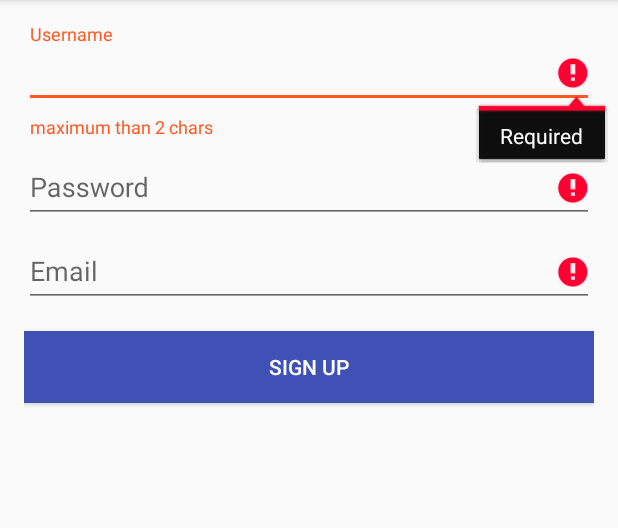
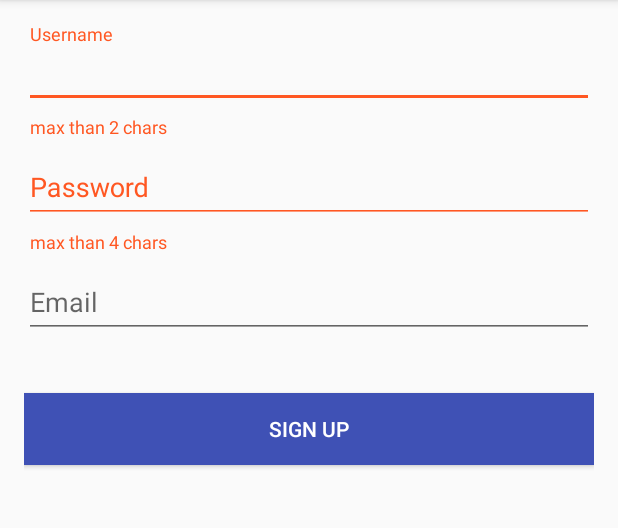
Before and after one commit to WeRockStar/Android-Floating-Label-Edit-Text, an Android app: the screen it shows after launch (MainActivity), on a phone screen of 412 x 824 dp, the part 84-612 px from its top. Run offline under Robolectric (Android 15) with nearby library versions, the phone set to English and light mode, and no system bars.

Commit message:
Add Regular Expression

```diff
--- a/app/src/main/java/com/example/kotchaphan/floatinglabeledittext/MainActivity.java
+++ b/app/src/main/java/com/example/kotchaphan/floatinglabeledittext/MainActivity.java
@@ -1,38 +1,122 @@
 package com.example.kotchaphan.floatinglabeledittext;
 
 import android.os.Bundle;
-import android.support.design.widget.FloatingActionButton;
+import android.support.design.widget.CoordinatorLayout;
 import android.support.design.widget.Snackbar;
 import android.support.design.widget.TextInputLayout;
 import android.support.v7.app.AppCompatActivity;
 import android.support.v7.widget.Toolbar;
-import android.view.View;
+import android.text.Editable;
+import android.text.TextWatcher;
+import android.util.Log;
 import android.view.Menu;
 import android.view.MenuItem;
+import android.view.View;
+import android.widget.Button;
 import android.widget.EditText;
 
+import java.util.regex.Matcher;
+import java.util.regex.Pattern;
+
 public class MainActivity extends AppCompatActivity {
+
+    private Toolbar toolbar;
+    private EditText editUsername;
+    private TextInputLayout inputUserLayout;
+    private EditText editPassword;
+    private TextInputLayout inputPasswordLayout;
+    private EditText editEmail;
+    private TextInputLayout inputEmailLayout;
+    private CoordinatorLayout rootLayout;
 
     @Override
     protected void onCreate(Bundle savedInstanceState) {
         super.onCreate(savedInstanceState);
         setContentView(R.layout.activity_main);
-        Toolbar toolbar = (Toolbar) findViewById(R.id.toolbar);
+
+        initialView();
         setSupportActionBar(toolbar);
 
-        TextInputLayout inputUserLayout = (TextInputLayout) findViewById(R.id.inputUsernameLayout);
+
         inputUserLayout.setErrorEnabled(true);
-        inputUserLayout.setError("maximum than 2 chars");
+        inputUserLayout.setError("max than 2 chars");
 
-        EditText editUsername = (EditText) findViewById(R.id.edtUsername);
-        editUsername.setError("Required");
+        inputPasswordLayout.setErrorEnabled(true);
+        inputPasswordLayout.setError("max than 4 chars");
 
-        EditText editPassword = (EditText) findViewById(R.id.edtPassword);
-        editPassword.setError("Required");
+        inputEmailLayout.setErrorEnabled(true);
 
-        EditText editEmail = (EditText) findViewById(R.id.edtEmail);
-        editEmail.setError("Required");
+        editUsername.addTextChangedListener(new TextCheck(editUsername));
+        editPassword.addTextChangedListener(new TextCheck(editPassword));
+        editEmail.addTextChangedListener(new TextCheck(editEmail));
 
+    }
+
+    public void initialView() {
+        toolbar = (Toolbar) findViewById(R.id.toolbar);
+        inputUserLayout = (TextInputLayout) findViewById(R.id.inputUsernameLayout);
+        editUsername = (EditText) findViewById(R.id.edtUsername);
+        editPassword = (EditText) findViewById(R.id.edtPassword);
+        editEmail = (EditText) findViewById(R.id.edtEmail);
+        rootLayout = (CoordinatorLayout) findViewById(R.id.rootLayout);
+        inputPasswordLayout = (TextInputLayout) findViewById(R.id.inputPasswordLayout);
+        inputEmailLayout = (TextInputLayout) findViewById(R.id.inputEmailLayout);
+    }
+
+    public String validInput() {
+        String isValid = "";
+        String pattern = "^[A-Za-z0-9._%+-]+@[A-Za-z0-9.-]+\\\\.[A-Za-z]{2,6}$";
+        //pattern obj
+        Pattern regexPattern = Pattern.compile(pattern);
+        Matcher matcher = regexPattern.matcher(editEmail.getText().toString());
+
+        Log.i("Matcher", matcher.matches() + "");
+
+        if (editUsername.getText().toString().trim().equals("") || editUsername.getText().toString().trim().length() <= 2)
+            isValid += "user";
+        if (editPassword.getText().toString().trim().equals("") || editPassword.getText().toString().trim().length() <= 2)
+            isValid += " password";
+        if (editEmail.getText().toString().trim().equals("") || editEmail.getText().toString().trim().length() <= 2 || !matcher.matches())
+            isValid += " email";
+        return isValid;
+    }
+
+    class TextCheck implements TextWatcher {
+        private View view;
+
+        public TextCheck(View vView) {
+            this.view = vView;
+        }
+
+        @Override
+        public void beforeTextChanged(CharSequence s, int start, int count, int after) {
+
+        }
+
+        @Override
+        public void onTextChanged(CharSequence s, int start, int before, int count) {
+
+        }
+
+        @Override
+        public void afterTextChanged(Editable s) {
+            String str = validInput();
+            int id = view.getId();
+            switch (id) {
+                case R.id.edtUsername:
+                    if (str.contains("user"))
+                        editUsername.setError("Required");
+                    break;
+                case R.id.edtPassword:
+                    if (str.contains("password"))
+                        editPassword.setError("Required");
+                    break;
+                case R.id.edtEmail:
+                    if (str.contains("email"))
+                        editEmail.setError("Required or Invalid email");
+                    break;
+            }
+        }
     }
 
     @Override
--- a/app/src/main/res/layout/activity_main.xml
+++ b/app/src/main/res/layout/activity_main.xml
@@ -1,6 +1,7 @@
 <?xml version="1.0" encoding="utf-8"?>
 <android.support.design.widget.CoordinatorLayout xmlns:android="http://schemas.android.com/apk/res/android"
     xmlns:app="http://schemas.android.com/apk/res-auto"
+    android:id="@+id/rootLayout"
     xmlns:tools="http://schemas.android.com/tools"
     android:layout_width="match_parent"
     android:layout_height="match_parent"
@@ -61,7 +62,7 @@
                 android:hint="Password"
                 android:inputType="textPassword"
                 android:maxEms="10"
-                android:minEms="2" />
+                android:minEms="4" />
 
         </android.support.design.widget.TextInputLayout>
 
@@ -76,9 +77,7 @@
                 android:layout_width="match_parent"
                 android:layout_height="wrap_content"
                 android:hint="Email"
-                android:inputType="textEmailAddress"
-                android:maxEms="10"
-                android:minEms="2" />
+                android:inputType="textEmailAddress" />
 
         </android.support.design.widget.TextInputLayout>
 
```
